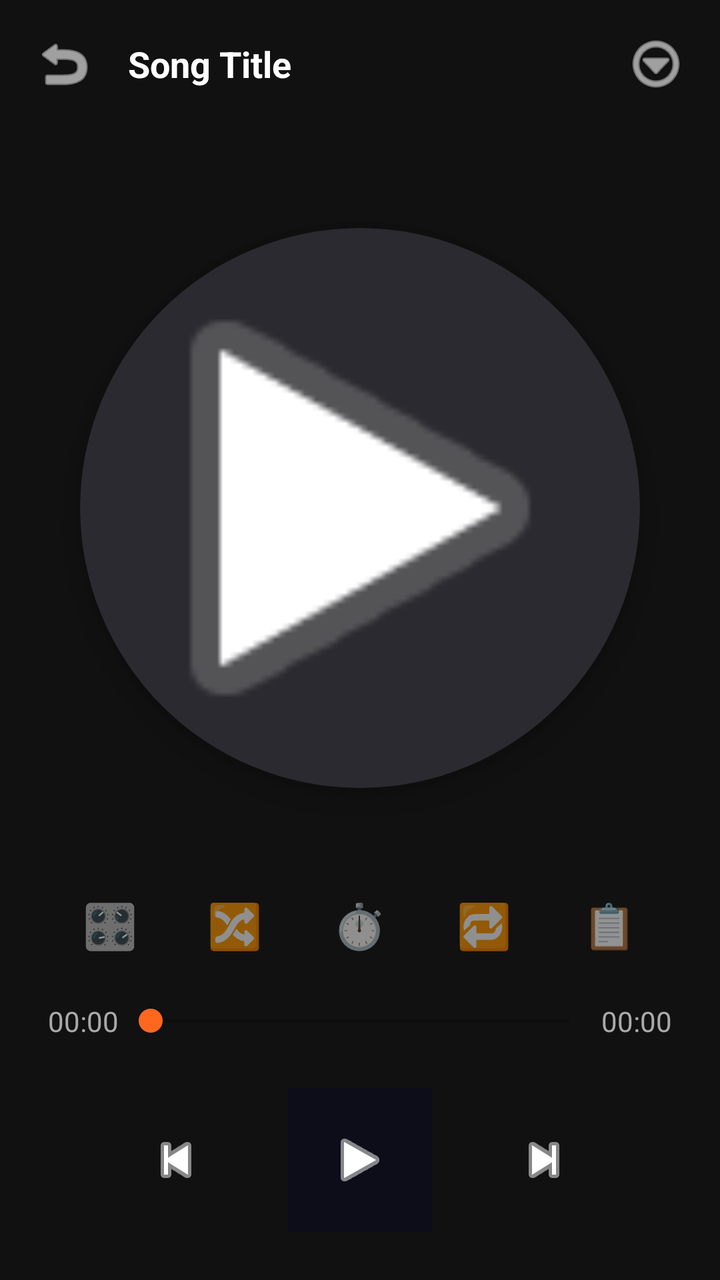
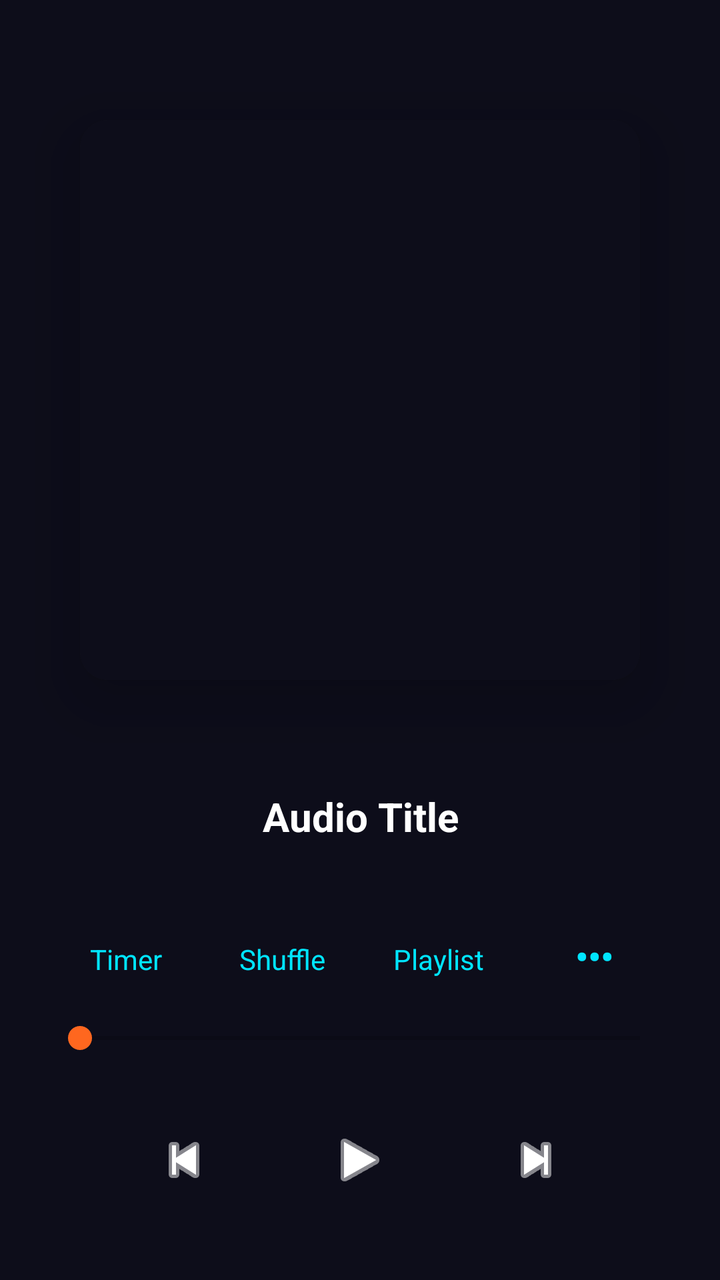

Before-and-after screenshots of an Android layout around one commit, followed by the original layout XML and the change that was made.
<!-- AndroidManifest.xml: application theme Theme.AppCompat.DayNight.NoActionBar -->
<!-- res/layout/activity_audio_player.xml -->
<?xml version="1.0" encoding="utf-8"?>
<RelativeLayout xmlns:android="http://schemas.android.com/apk/res/android"
    xmlns:app="http://schemas.android.com/apk/res-auto"
    android:layout_width="match_parent"
    android:layout_height="match_parent"
    android:background="#111111">

    <LinearLayout
        android:id="@+id/topBarAudio"
        android:layout_width="match_parent"
        android:layout_height="wrap_content"
        android:orientation="horizontal"
        android:padding="16dp"
        android:gravity="center_vertical">
        <ImageButton android:id="@+id/btnBackAudio" android:layout_width="32dp" android:layout_height="32dp" android:background="?attr/selectableItemBackgroundBorderless" android:src="@android:drawable/ic_menu_revert" app:tint="#FFFFFF"/>
        <TextView android:id="@+id/tvAudioTitle" android:layout_width="0dp" android:layout_weight="1" android:layout_height="wrap_content" android:layout_marginStart="16dp" android:text="Song Title" android:textColor="#FFFFFF" android:textSize="18sp" android:textStyle="bold" android:singleLine="true" android:ellipsize="marquee" android:marqueeRepeatLimit="marquee_forever"/>
        <ImageButton android:id="@+id/btnAudioSettings" android:layout_width="32dp" android:layout_height="32dp" android:background="?attr/selectableItemBackgroundBorderless" android:src="@android:drawable/ic_menu_more" app:tint="#FFFFFF"/>
    </LinearLayout>

    <androidx.cardview.widget.CardView
        android:id="@+id/cardAlbumArt" 
        android:layout_width="280dp"
        android:layout_height="280dp"
        android:layout_below="@id/topBarAudio"
        android:layout_centerHorizontal="true"
        android:layout_marginTop="50dp"
        app:cardCornerRadius="140dp"
        app:cardBackgroundColor="#2A2A30"
        app:cardElevation="10dp">
        <ImageView android:id="@+id/imgAlbumArt" android:layout_width="match_parent" android:layout_height="match_parent" android:scaleType="centerCrop" android:src="@android:drawable/ic_media_play"/>
    </androidx.cardview.widget.CardView>

    <LinearLayout
        android:layout_width="match_parent"
        android:layout_height="wrap_content"
        android:layout_alignParentBottom="true"
        android:orientation="vertical"
        android:padding="24dp">
        <LinearLayout android:layout_width="match_parent" android:layout_height="wrap_content" android:orientation="horizontal" android:weightSum="5" android:layout_marginBottom="24dp">
            <TextView android:id="@+id/btnEqAudio" android:layout_width="0dp" android:layout_weight="1" android:layout_height="wrap_content" android:text="🎛️" android:textSize="22sp" android:gravity="center"/>
            <TextView android:id="@+id/btnShuffleAudio" android:layout_width="0dp" android:layout_weight="1" android:layout_height="wrap_content" android:text="🔀" android:textSize="22sp" android:gravity="center"/>
            <TextView android:id="@+id/btnTimerAudio" android:layout_width="0dp" android:layout_weight="1" android:layout_height="wrap_content" android:text="⏱️" android:textSize="22sp" android:gravity="center"/>
            <TextView android:id="@+id/btnRepeatAudio" android:layout_width="0dp" android:layout_weight="1" android:layout_height="wrap_content" android:text="🔁" android:textSize="22sp" android:gravity="center"/>
            <TextView android:id="@+id/btnPlaylistAudio" android:layout_width="0dp" android:layout_weight="1" android:layout_height="wrap_content" android:text="📋" android:textSize="22sp" android:gravity="center"/>
        </LinearLayout>
        <LinearLayout android:layout_width="match_parent" android:layout_height="wrap_content" android:orientation="horizontal" android:gravity="center_vertical" android:layout_marginBottom="16dp">
            <TextView android:id="@+id/tvAudioCurrent" android:layout_width="wrap_content" android:layout_height="wrap_content" android:text="00:00" android:textColor="#AAAAAA"/>
            <SeekBar android:id="@+id/seekAudio" android:layout_width="0dp" android:layout_weight="1" android:layout_height="wrap_content" android:progressTint="#FF671F" android:thumbTint="#FF671F"/>
            <TextView android:id="@+id/tvAudioTotal" android:layout_width="wrap_content" android:layout_height="wrap_content" android:text="00:00" android:textColor="#AAAAAA"/>
        </LinearLayout>
        <LinearLayout android:layout_width="match_parent" android:layout_height="wrap_content" android:orientation="horizontal" android:gravity="center" android:layout_marginTop="8dp">
            <ImageButton android:id="@+id/btnAudioPrev" android:layout_width="48dp" android:layout_height="48dp" android:background="?attr/selectableItemBackgroundBorderless" android:src="@android:drawable/ic_media_previous" app:tint="#FFFFFF" android:layout_marginEnd="32dp"/>
            <ImageButton android:id="@+id/btnAudioPlayPause" android:layout_width="72dp" android:layout_height="72dp" android:background="@drawable/ic_launcher_background" android:src="@android:drawable/ic_media_play" app:tint="#FFFFFF"/>
            <ImageButton android:id="@+id/btnAudioNext" android:layout_width="48dp" android:layout_height="48dp" android:background="?attr/selectableItemBackgroundBorderless" android:src="@android:drawable/ic_media_next" app:tint="#FFFFFF" android:layout_marginStart="32dp"/>
        </LinearLayout>
    </LinearLayout>
</RelativeLayout>
<!-- resources referenced by this layout -->
<resources>
  <!-- drawable ic_launcher_background (drawable) -->
  <?xml version="1.0" encoding="utf-8"?>
  <vector xmlns:android="http://schemas.android.com/apk/res/android"
      android:width="108dp"
      android:height="108dp"
      android:viewportWidth="108"
      android:viewportHeight="108">
      <path android:pathData="M0,0h108v108h-108z" android:fillColor="#0D0D1A" />
  </vector>
</resources>

<!-- the commit's change to res/layout/activity_audio_player.xml (unified diff, before → after) -->
@@ -1,57 +1,84 @@
 <?xml version="1.0" encoding="utf-8"?>
 <RelativeLayout xmlns:android="http://schemas.android.com/apk/res/android"
     xmlns:app="http://schemas.android.com/apk/res-auto"
+    android:id="@+id/audioRootView"
     android:layout_width="match_parent"
     android:layout_height="match_parent"
-    android:background="#111111">
+    android:background="#0D0D1A">
 
-    <LinearLayout
-        android:id="@+id/topBarAudio"
+    
+    <androidx.cardview.widget.CardView
+        android:layout_width="280dp"
+        android:layout_height="280dp"
+        android:layout_centerHorizontal="true"
+        android:layout_marginTop="60dp"
+        app:cardCornerRadius="14dp"
+        app:cardElevation="20dp"
+        app:cardBackgroundColor="#1A1A24">
+        
+        <ImageView
+            android:id="@+id/imgAlbumArt"
+            android:layout_width="match_parent"
+            android:layout_height="match_parent"
+            android:src="@drawable/ic_launcher_background"
+            android:scaleType="centerCrop"/>
+    </androidx.cardview.widget.CardView>
+
+    <TextView
+        android:id="@+id/tvAudioTitle"
         android:layout_width="match_parent"
         android:layout_height="wrap_content"
-        android:orientation="horizontal"
-        android:padding="16dp"
-        android:gravity="center_vertical">
-        <ImageButton android:id="@+id/btnBackAudio" android:layout_width="32dp" android:layout_height="32dp" android:background="?attr/selectableItemBackgroundBorderless" android:src="@android:drawable/ic_menu_revert" app:tint="#FFFFFF"/>
-        <TextView android:id="@+id/tvAudioTitle" android:layout_width="0dp" android:layout_weight="1" android:layout_height="wrap_content" android:layout_marginStart="16dp" android:text="Song Title" android:textColor="#FFFFFF" android:textSize="18sp" android:textStyle="bold" android:singleLine="true" android:ellipsize="marquee" android:marqueeRepeatLimit="marquee_forever"/>
-        <ImageButton android:id="@+id/btnAudioSettings" android:layout_width="32dp" android:layout_height="32dp" android:background="?attr/selectableItemBackgroundBorderless" android:src="@android:drawable/ic_menu_more" app:tint="#FFFFFF"/>
-    </LinearLayout>
+        android:layout_above="@id/bottomControls"
+        android:layout_marginBottom="20dp"
+        android:gravity="center"
+        android:paddingHorizontal="20dp"
+        android:singleLine="true"
+        android:text="Audio Title"
+        android:textColor="#FFFFFF"
+        android:textSize="20sp"
+        android:textStyle="bold" />
 
-    <androidx.cardview.widget.CardView
-        android:id="@+id/cardAlbumArt" 
-        android:layout_width="280dp"
-        android:layout_height="280dp"
-        android:layout_below="@id/topBarAudio"
-        android:layout_centerHorizontal="true"
-        android:layout_marginTop="50dp"
-        app:cardCornerRadius="140dp"
-        app:cardBackgroundColor="#2A2A30"
-        app:cardElevation="10dp">
-        <ImageView android:id="@+id/imgAlbumArt" android:layout_width="match_parent" android:layout_height="match_parent" android:scaleType="centerCrop" android:src="@android:drawable/ic_media_play"/>
-    </androidx.cardview.widget.CardView>
-
+    
     <LinearLayout
+        android:id="@+id/bottomControls"
         android:layout_width="match_parent"
         android:layout_height="wrap_content"
         android:layout_alignParentBottom="true"
         android:orientation="vertical"
         android:padding="24dp">
-        <LinearLayout android:layout_width="match_parent" android:layout_height="wrap_content" android:orientation="horizontal" android:weightSum="5" android:layout_marginBottom="24dp">
-            <TextView android:id="@+id/btnEqAudio" android:layout_width="0dp" android:layout_weight="1" android:layout_height="wrap_content" android:text="🎛️" android:textSize="22sp" android:gravity="center"/>
-            <TextView android:id="@+id/btnShuffleAudio" android:layout_width="0dp" android:layout_weight="1" android:layout_height="wrap_content" android:text="🔀" android:textSize="22sp" android:gravity="center"/>
-            <TextView android:id="@+id/btnTimerAudio" android:layout_width="0dp" android:layout_weight="1" android:layout_height="wrap_content" android:text="⏱️" android:textSize="22sp" android:gravity="center"/>
-            <TextView android:id="@+id/btnRepeatAudio" android:layout_width="0dp" android:layout_weight="1" android:layout_height="wrap_content" android:text="🔁" android:textSize="22sp" android:gravity="center"/>
-            <TextView android:id="@+id/btnPlaylistAudio" android:layout_width="0dp" android:layout_weight="1" android:layout_height="wrap_content" android:text="📋" android:textSize="22sp" android:gravity="center"/>
+
+        
+        <LinearLayout
+            android:layout_width="match_parent"
+            android:layout_height="wrap_content"
+            android:orientation="horizontal"
+            android:layout_marginBottom="20dp">
+            
+            <TextView android:id="@+id/btnTimerAudio" android:layout_width="0dp" android:layout_weight="1" android:layout_height="wrap_content" android:gravity="center" android:text="Timer" android:textColor="#00E5FF"/>
+            <TextView android:id="@+id/btnShuffleAudio" android:layout_width="0dp" android:layout_weight="1" android:layout_height="wrap_content" android:gravity="center" android:text="Shuffle" android:textColor="#00E5FF"/>
+            <TextView android:id="@+id/btnPlaylistAudio" android:layout_width="0dp" android:layout_weight="1" android:layout_height="wrap_content" android:gravity="center" android:text="Playlist" android:textColor="#00E5FF"/>
+            <TextView android:id="@+id/btnMenuAudio" android:layout_width="0dp" android:layout_weight="1" android:layout_height="wrap_content" android:gravity="center" android:text="•••" android:textColor="#00E5FF" android:textStyle="bold" android:textSize="18sp"/>
         </LinearLayout>
-        <LinearLayout android:layout_width="match_parent" android:layout_height="wrap_content" android:orientation="horizontal" android:gravity="center_vertical" android:layout_marginBottom="16dp">
-            <TextView android:id="@+id/tvAudioCurrent" android:layout_width="wrap_content" android:layout_height="wrap_content" android:text="00:00" android:textColor="#AAAAAA"/>
-            <SeekBar android:id="@+id/seekAudio" android:layout_width="0dp" android:layout_weight="1" android:layout_height="wrap_content" android:progressTint="#FF671F" android:thumbTint="#FF671F"/>
-            <TextView android:id="@+id/tvAudioTotal" android:layout_width="wrap_content" android:layout_height="wrap_content" android:text="00:00" android:textColor="#AAAAAA"/>
-        </LinearLayout>
-        <LinearLayout android:layout_width="match_parent" android:layout_height="wrap_content" android:orientation="horizontal" android:gravity="center" android:layout_marginTop="8dp">
-            <ImageButton android:id="@+id/btnAudioPrev" android:layout_width="48dp" android:layout_height="48dp" android:background="?attr/selectableItemBackgroundBorderless" android:src="@android:drawable/ic_media_previous" app:tint="#FFFFFF" android:layout_marginEnd="32dp"/>
-            <ImageButton android:id="@+id/btnAudioPlayPause" android:layout_width="72dp" android:layout_height="72dp" android:background="@drawable/ic_launcher_background" android:src="@android:drawable/ic_media_play" app:tint="#FFFFFF"/>
-            <ImageButton android:id="@+id/btnAudioNext" android:layout_width="48dp" android:layout_height="48dp" android:background="?attr/selectableItemBackgroundBorderless" android:src="@android:drawable/ic_media_next" app:tint="#FFFFFF" android:layout_marginStart="32dp"/>
+
+        
+        <SeekBar
+            android:id="@+id/seekAudio"
+            android:layout_width="match_parent"
+            android:layout_height="wrap_content"
+            android:progressTint="#FF671F"
+            android:thumbTint="#FF671F"/>
+
+        
+        <LinearLayout
+            android:layout_width="match_parent"
+            android:layout_height="wrap_content"
+            android:orientation="horizontal"
+            android:gravity="center"
+            android:layout_marginTop="16dp">
+            
+            <ImageButton android:id="@+id/btnAudioPrev" android:layout_width="56dp" android:layout_height="56dp" android:src="@android:drawable/ic_media_previous" android:background="?attr/selectableItemBackgroundBorderless" android:tint="#FFFFFF"/>
+            <ImageButton android:id="@+id/btnAudioPlayPause" android:layout_width="72dp" android:layout_height="72dp" android:src="@android:drawable/ic_media_play" android:background="@drawable/ic_launcher_background" android:tint="#FFFFFF" android:layout_marginHorizontal="24dp"/>
+            <ImageButton android:id="@+id/btnAudioNext" android:layout_width="56dp" android:layout_height="56dp" android:src="@android:drawable/ic_media_next" android:background="?attr/selectableItemBackgroundBorderless" android:tint="#FFFFFF"/>
         </LinearLayout>
     </LinearLayout>
 </RelativeLayout>
